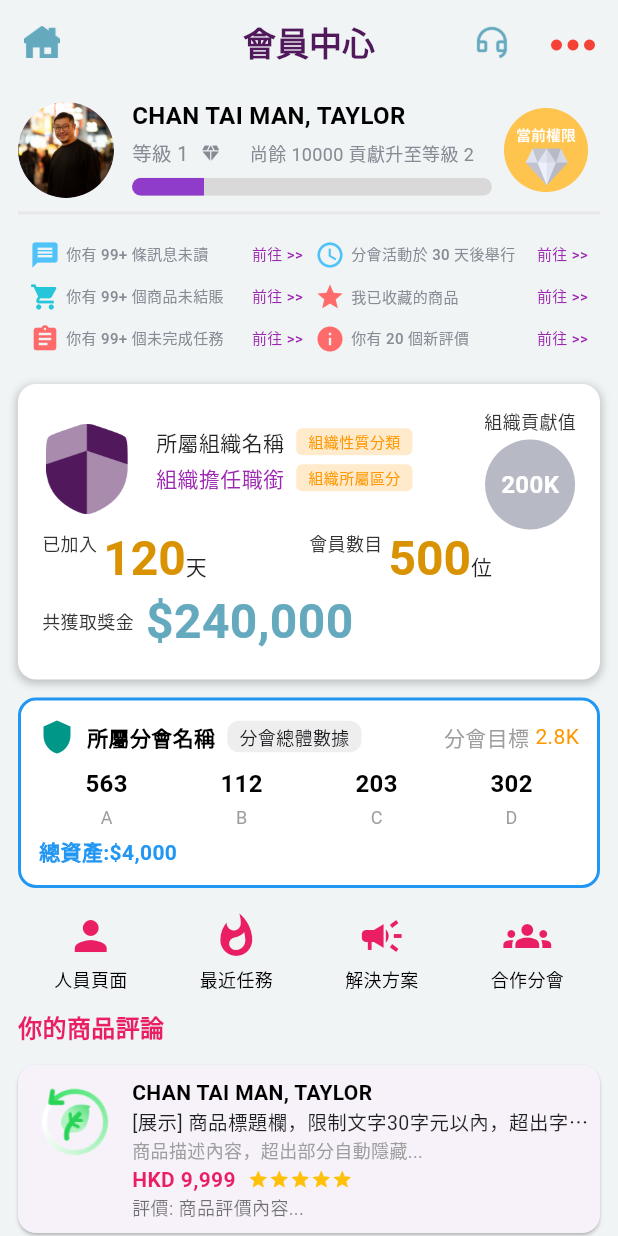
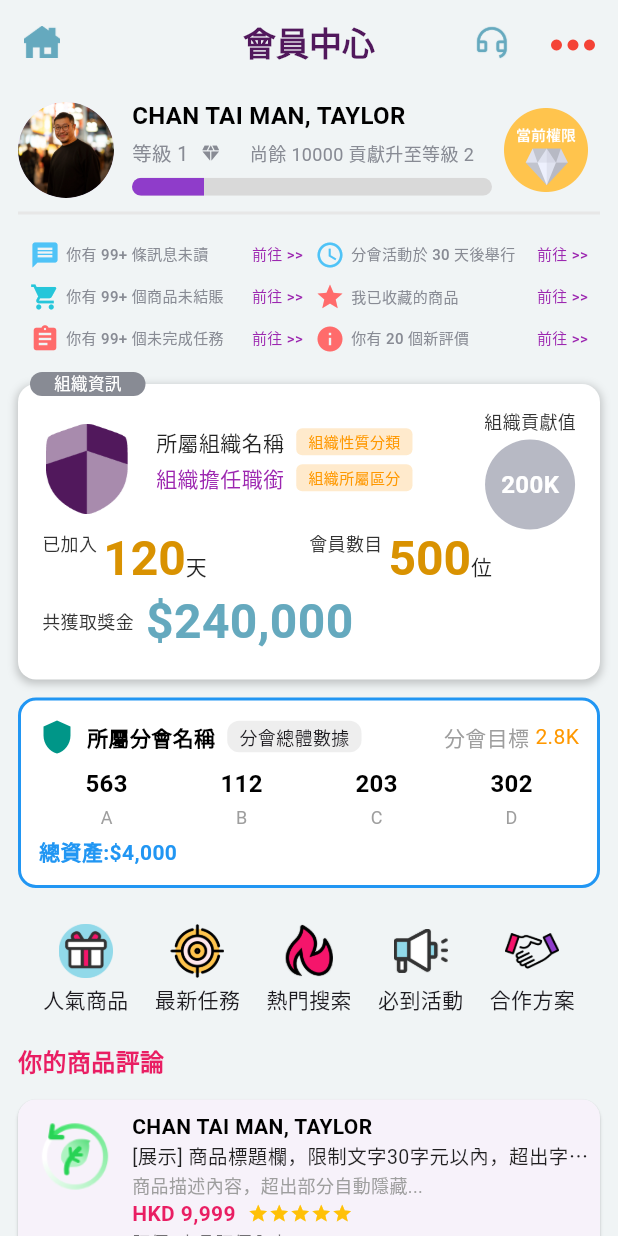
Before and after one commit to wangqiwei66/business_synerthink, a Flutter app: the MemberCenterView screen opened directly, on a phone screen of 412 x 824 dp. Run offline on Flutter 3.47's test engine with Material 3 defaults, Android fonts, the light colour scheme and no system bars; our stand-ins replace auto_size_text, cached_network_image, dio, fl_chart, flutter_animate, flutter_easyloading and 15 more; missing offline and left inert: dart:ffi, flutter_cupertino_datetime_picker, fluwx, jwt_decode, qr_code_scanner; accounts and stored records are empty; Roboto replaces fonts that are missing (PingFang SC).

Commit message:
feat(会员中心): 添加快捷操作入口并重构组织信息卡片
- 在会员中心逻辑类中添加quickActions列表用于快捷操作入口
- 重构组织信息卡片布局为Stack布局并添加标题装饰
- 将快捷入口从图标改为图片展示

```diff
--- a/lib/app/pages/sidemenu/member_center_logic.dart
+++ b/lib/app/pages/sidemenu/member_center_logic.dart
@@ -11,6 +11,13 @@ class MemberCenterLogic extends GetxController {
     'target': 200000,
   };
 
+  final List<Map<String, dynamic>> quickActions = [
+    {'icon': 'gift_icon.png', 'label': '人氣商品'},
+    {'icon': 'task_icon.png', 'label': '最新任務'},
+    {'icon': 'hot_icon.png', 'label': '熱門搜索'},
+    {'icon': 'notiofy_icon.png', 'label': '必到活動'},
+    {'icon': 'cooperate_icon.png', 'label': '合作方案'},
+  ];
   // 分會数据
   final branchStats = {
     'branchName': '所屬分會名稱',
--- a/lib/app/pages/sidemenu/member_center_view.dart
+++ b/lib/app/pages/sidemenu/member_center_view.dart
@@ -304,7 +304,10 @@ class MemberCenterView extends StatelessWidget {
   /// 构建组织统计信息卡片
   Widget _buildOrgStats() {
     final data = logic.orgStats;
-    return Container(
+    return Stack(
+      clipBehavior: Clip.none,
+      children: [
+        Container(
           padding: const EdgeInsets.all(16),
           decoration: BoxDecoration(
             color: Colors.white,
@@ -532,6 +535,22 @@ class MemberCenterView extends StatelessWidget {
               )
             ],
           ),
+        ),
+        Positioned(
+            top: -8,
+            left: 8,
+            child: Container(
+              padding: const EdgeInsets.symmetric(horizontal: 16, vertical: 0),
+              decoration: BoxDecoration(
+                color: const Color(0xFF888B94),
+                borderRadius: BorderRadius.circular(12),
+              ),
+              child: const Text(
+                '組織資訊',
+                style: TextStyle(fontSize: 11, color: Colors.white),
+              ),
+            ))
+      ],
     );
   }
 
@@ -606,25 +625,24 @@ class MemberCenterView extends StatelessWidget {
   }
 
   Widget _buildQuickEntry() {
-    final entries = [
-      {'icon': Icons.person, 'label': '人員頁面'},
-      {'icon': Icons.whatshot, 'label': '最近任務'},
-      {'icon': Icons.campaign, 'label': '解決方案'},
-      {'icon': Icons.groups, 'label': '合作分會'},
-    ];
-    return Row(
+    return Padding(
+      padding: const EdgeInsets.symmetric(horizontal: 8, vertical: 8),
+      child: Row(
         mainAxisAlignment: MainAxisAlignment.spaceAround,
-      children: entries
-          .map((e) => Column(
+        children: logic.quickActions
+            .map((action) => Column(
                   children: [
-                  Icon(e['icon'] as IconData, color: Colors.pink, size: 32),
+                    Image.asset(
+                      '$base_img_path${action['icon']}',
+                      width: 36,
+                      height: 36,
+                    ),
                     const SizedBox(height: 4),
-                  Text(e['label'] as String,
-                      style:
-                          const TextStyle(color: Colors.black, fontSize: 12)),
+                    Text(action['label'], style: const TextStyle(fontSize: 14)),
                   ],
                 ))
             .toList(),
+      ),
     );
   }
 
```
Lines whose indentation alone changed are shown as unchanged.
